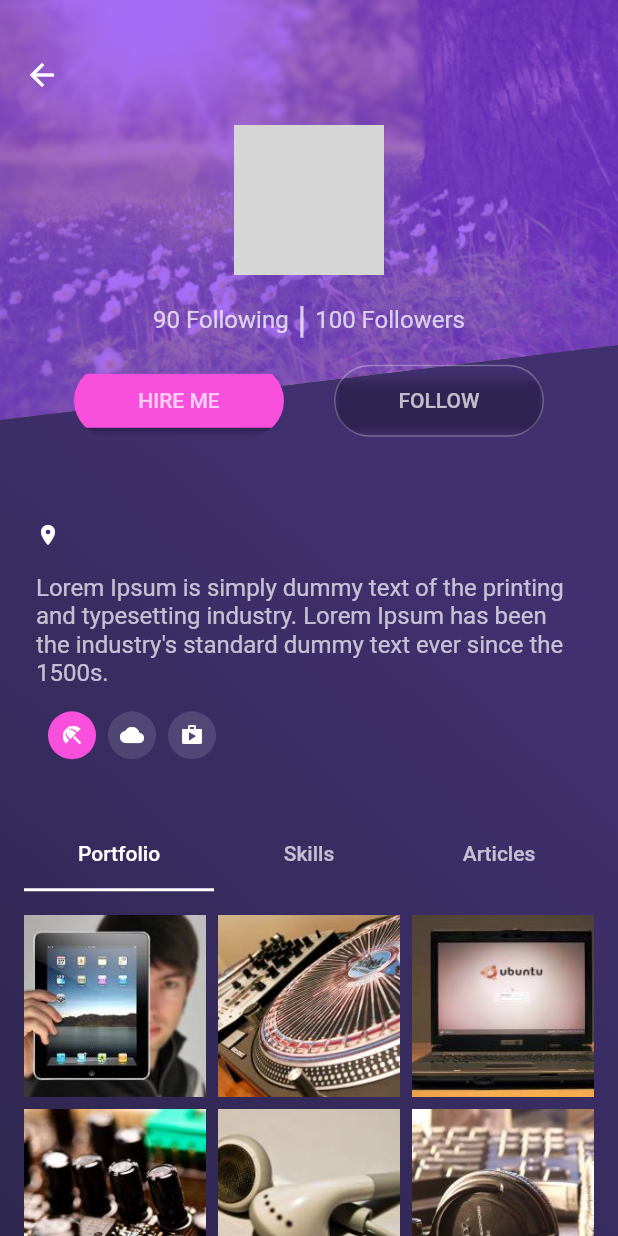
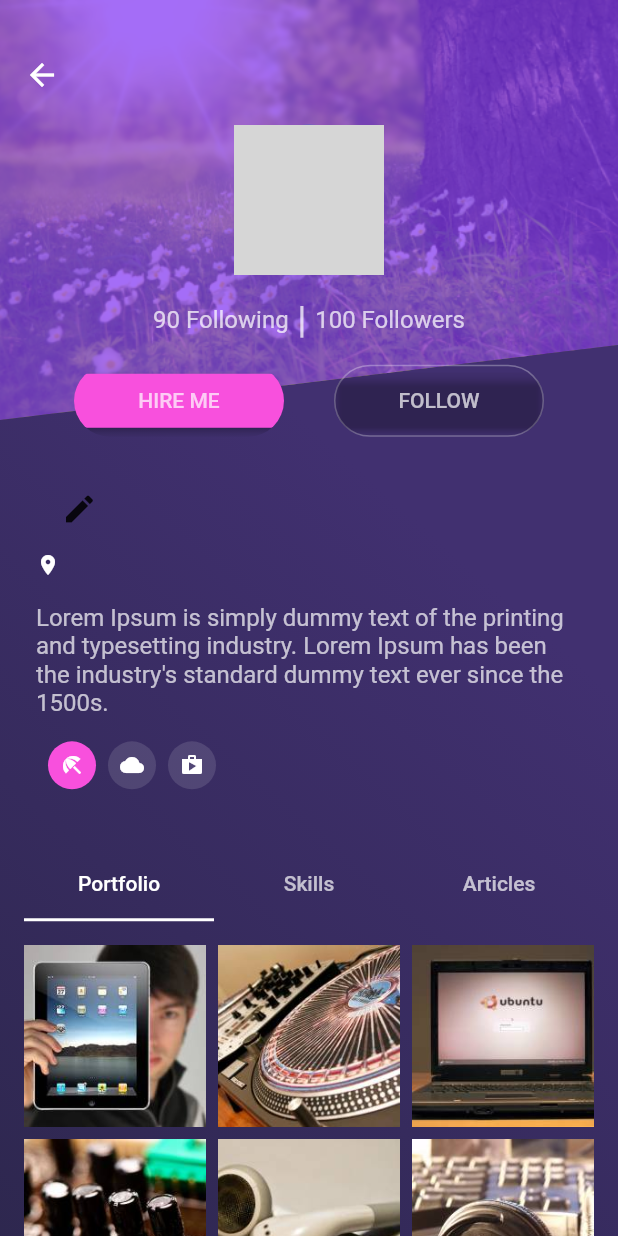
Before and after one commit to linhnd36/demo_flutter_crud_firebase, a Flutter app: the FriendDetailsPage screen opened directly with empty values, on a phone screen of 412 x 824 dp. Run offline on Flutter 3.47's test engine with Material 2 defaults, Android fonts, the phone set to English and light mode, and no system bars; network calls fail; grey boxes are pictures that could not be loaded.

Commit message:
locnt commit

```diff
--- a/lib/ui/frienddetails/friend_detail_body.dart
+++ b/lib/ui/frienddetails/friend_detail_body.dart
@@ -1,10 +1,18 @@
 import 'package:flutter/material.dart';
 import 'package:flutter_demo_curd_firebase/ui/friends/friend.dart';
 
-class FriendDetailBody extends StatelessWidget {
+class FriendDetailBody extends StatefulWidget {
   FriendDetailBody(this.friend);
   final Friend friend;
 
+  @override
+  _FriendDetailBodyState createState() => _FriendDetailBodyState();
+}
+
+class _FriendDetailBodyState extends State<FriendDetailBody> {
+  bool flag = false;
+  String name;
+  TextEditingController nameController = TextEditingController();
   Widget _buildLocationInfo(TextTheme textTheme) {
     return new Row(
       children: <Widget>[
@@ -16,7 +24,7 @@ class FriendDetailBody extends StatelessWidget {
         new Padding(
           padding: const EdgeInsets.only(left: 8.0),
           child: new Text(
-            friend.location,
+            widget.friend.location,
             style: textTheme.subhead.copyWith(color: Colors.white),
           ),
         ),
@@ -43,13 +51,45 @@ class FriendDetailBody extends StatelessWidget {
   Widget build(BuildContext context) {
     var theme = Theme.of(context);
     var textTheme = theme.textTheme;
-
+    name = widget.friend.name;
     return new Column(
       crossAxisAlignment: CrossAxisAlignment.start,
       children: <Widget>[
-        new Text(
-          friend.name,
-          style: textTheme.headline.copyWith(color: Colors.white),
+        new Row(
+          children: [
+            flag
+                ? Expanded(
+                    child: TextFormField(
+                    cursorColor: Theme.of(context).cursorColor,
+                    maxLength: 20,
+                    controller: nameController,
+                    decoration: InputDecoration(
+                      icon: Icon(Icons.favorite),
+                      labelText: 'Nick Name',
+                      labelStyle: TextStyle(color: Colors.white),
+                      hintText: "Input nick name here",
+                      enabledBorder: UnderlineInputBorder(
+                        borderSide: BorderSide(color: Color(0xFF6200EE)),
+                      ),
+                    ),
+                  ))
+                : Text(
+                    name,
+                    style: textTheme.headline.copyWith(color: Colors.white),
+                  ),
+            SizedBox(
+              width: 5,
+            ),
+            IconButton(
+              icon: flag ? Icon(Icons.check_circle) : Icon(Icons.edit),
+              onPressed: () {
+                setState(() {
+                  flag = !flag;
+                  name = nameController.text;
+                });
+              },
+            ),
+          ],
         ),
         new Padding(
           padding: const EdgeInsets.only(top: 4.0),
@@ -59,8 +99,8 @@ class FriendDetailBody extends StatelessWidget {
           padding: const EdgeInsets.only(top: 16.0),
           child: new Text(
             'Lorem Ipsum is simply dummy text of the printing and typesetting '
-                'industry. Lorem Ipsum has been the industry\'s standard dummy '
-                'text ever since the 1500s.',
+            'industry. Lorem Ipsum has been the industry\'s standard dummy '
+            'text ever since the 1500s.',
             style:
                 textTheme.body1.copyWith(color: Colors.white70, fontSize: 16.0),
           ),
```
Also changed, not shown: 1 other file.
